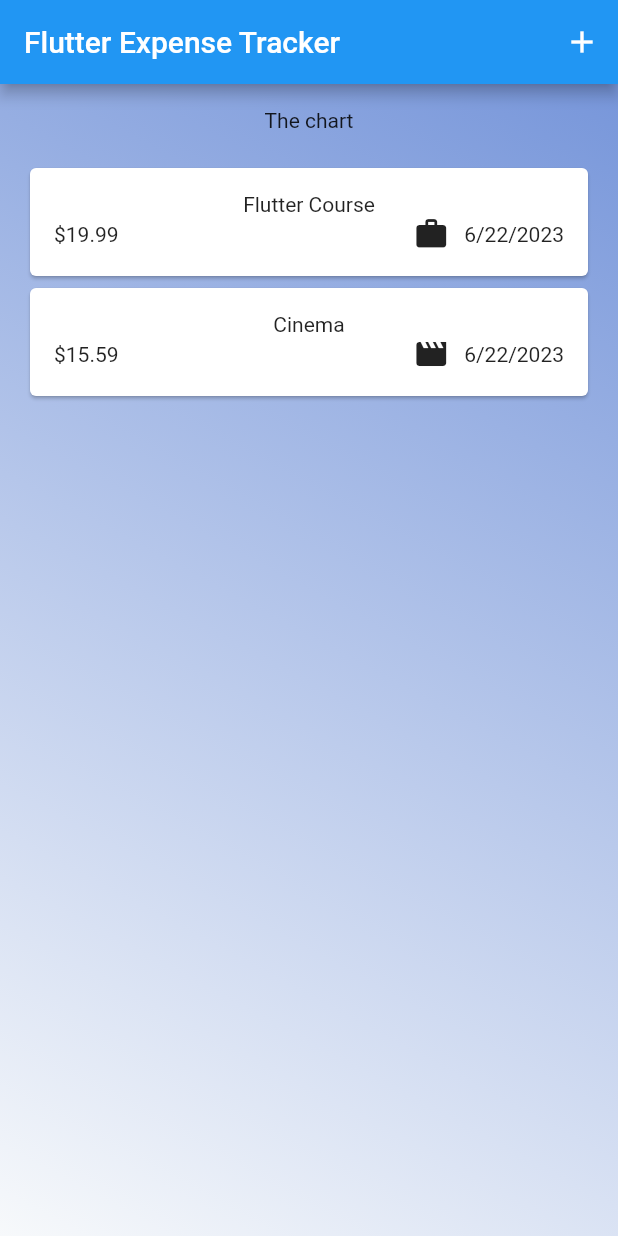
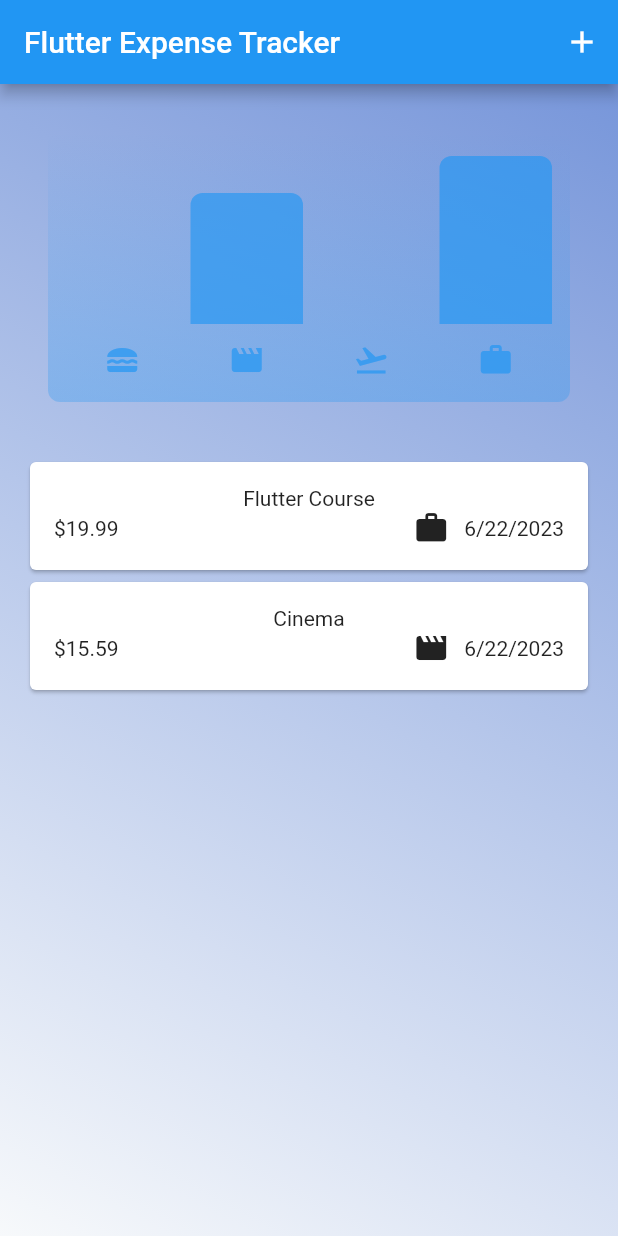
Before and after one commit to Dianagit168/Happy_Mobile, a Flutter app: the screen it shows after launch, on a phone screen of 412 x 824 dp. Run offline on Flutter 3.47's test engine with Material 2 defaults, Android fonts, the phone set to English and light mode, and no system bars.

Commit message:
Add chart and chart bar

```diff
--- /dev/null
+++ b/lib/chart/chart.dart
@@ -0,0 +1,95 @@
+import 'package:flutter/material.dart';
+import 'package:ui/chart/chart_bar.dart';
+
+import '../model/expense.dart';
+
+class Chart extends StatelessWidget {
+  const Chart({super.key, required this.expenses});
+
+  final List<Expense> expenses;
+
+  List<ExpenseColoection> get buckets {
+    return [
+      ExpenseColoection.forCategory(expenses, Categories.food),
+      ExpenseColoection.forCategory(expenses, Categories.leisure),
+      ExpenseColoection.forCategory(expenses, Categories.travel),
+      ExpenseColoection.forCategory(expenses, Categories.work),
+    ];
+  }
+
+  double get maxTotalExpense {
+    double maxTotalExpense = 0;
+
+    for (final bucket in buckets) {
+      if (bucket.totalExpense > maxTotalExpense) {
+        maxTotalExpense = bucket.totalExpense;
+      }
+    }
+
+    return maxTotalExpense;
+  }
+
+  @override
+  Widget build(BuildContext context) {
+    final isDarkMode =
+        MediaQuery.of(context).platformBrightness == Brightness.dark;
+    return Container(
+      margin: const EdgeInsets.all(16),
+      padding: const EdgeInsets.symmetric(
+        vertical: 16,
+        horizontal: 8,
+      ),
+      width: double.infinity,
+      height: 180,
+      decoration: BoxDecoration(
+        borderRadius: BorderRadius.circular(8),
+        gradient: LinearGradient(
+          colors: [
+            Theme.of(context).colorScheme.primary.withOpacity(0.3),
+            Theme.of(context).colorScheme.primary.withOpacity(0.0)
+          ],
+          begin: Alignment.bottomCenter,
+          end: Alignment.topCenter,
+        ),
+      ),
+      child: Column(
+        children: [
+          Expanded(
+            child: Row(
+              crossAxisAlignment: CrossAxisAlignment.end,
+              children: [
+                for (final bucket in buckets) // alternative to map()
+                  ChartBar(
+                    fill: bucket.totalExpense == 0
+                        ? 0
+                        : bucket.totalExpense / maxTotalExpense,
+                  )
+              ],
+            ),
+          ),
+          const SizedBox(height: 12),
+          Row(
+            children: buckets
+                .map(
+                  (bucket) => Expanded(
+                    child: Padding(
+                      padding: const EdgeInsets.symmetric(horizontal: 4),
+                      child: Icon(
+                        categoriesIcon[bucket.category],
+                        color: isDarkMode
+                            ? Theme.of(context).colorScheme.secondary
+                            : Theme.of(context)
+                                .colorScheme
+                                .primary
+                                .withOpacity(0.7),
+                      ),
+                    ),
+                  ),
+                )
+                .toList(),
+          )
+        ],
+      ),
+    );
+  }
+}
--- /dev/null
+++ b/lib/chart/chart_bar.dart
@@ -0,0 +1,34 @@
+import 'package:flutter/material.dart';
+
+class ChartBar extends StatelessWidget {
+  const ChartBar({
+    super.key,
+    required this.fill,
+  });
+
+  final double? fill;
+
+  @override
+  Widget build(BuildContext context) {
+    final isDarkMode =
+        MediaQuery.of(context).platformBrightness == Brightness.dark;
+    return Expanded(
+      child: Padding(
+        padding: const EdgeInsets.symmetric(horizontal: 4),
+        child: FractionallySizedBox(
+          heightFactor: fill,
+          child: DecoratedBox(
+            decoration: BoxDecoration(
+              shape: BoxShape.rectangle,
+              borderRadius:
+                  const BorderRadius.vertical(top: Radius.circular(8)),
+              color: isDarkMode
+                  ? Theme.of(context).colorScheme.secondary
+                  : Theme.of(context).colorScheme.primary.withOpacity(0.65),
+            ),
+          ),
+        ),
+      ),
+    );
+  }
+}
--- a/lib/view/expenses.dart
+++ b/lib/view/expenses.dart
@@ -1,4 +1,5 @@
 import 'package:flutter/material.dart';
+import 'package:ui/chart/chart.dart';
 import 'package:ui/widgets/expense_list/expenses_list.dart';
 import 'package:ui/widgets/expense_list/new_expense.dart';
 
@@ -112,7 +113,7 @@ class _ExpensesState extends State<Expenses> {
               child: Column(
                 mainAxisAlignment: MainAxisAlignment.start,
                 children: [
-                  const Text('The chart'),
+                  Chart(expenses: registeredExpense),
                   const SizedBox(
                     height: 20,
                   ),
```
